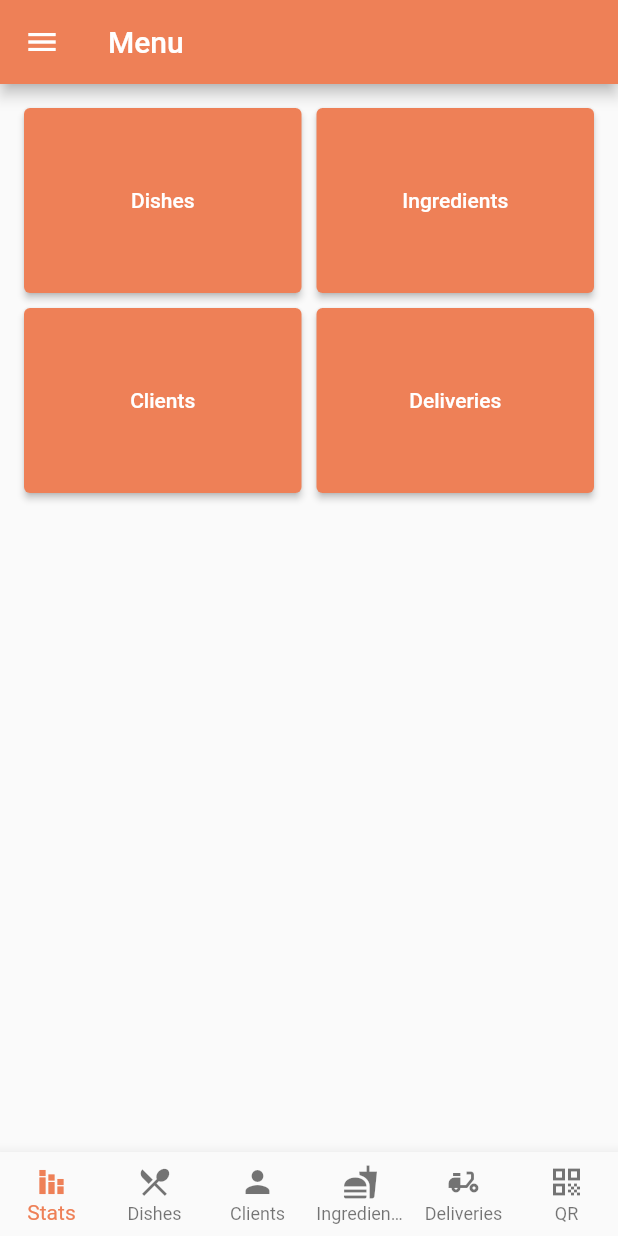
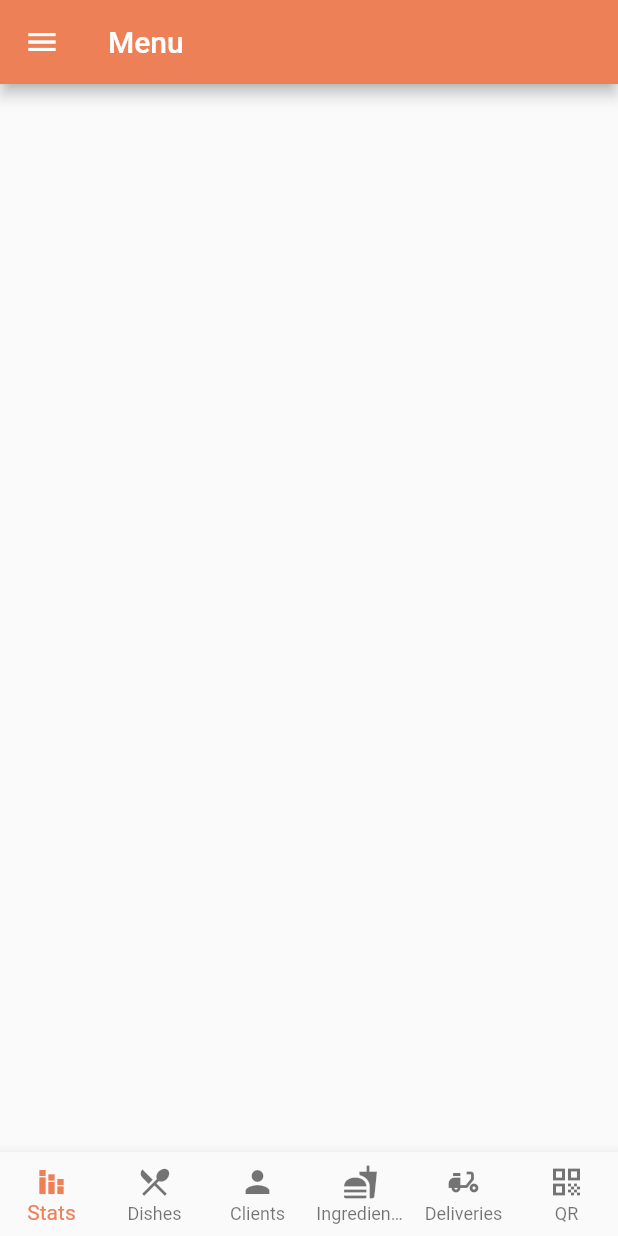
Before and after one commit to yanik23/TB-Frontend, a Flutter app: the screen it shows after launch, on a phone screen of 412 x 824 dp. Run offline on Flutter 3.47's test engine with Material 2 defaults, Android fonts, the phone set to English and light mode, and no system bars; our stand-ins replace flutter_riverpod, sqflite, transparent_image; missing offline and left inert: dart:html; accounts and stored records are empty.

Commit message:
wip
Signed-off-by: yanik23 <ylange@windowslive.com>

```diff
--- a/tb_frontend/lib/screens/menuScreen.dart
+++ b/tb_frontend/lib/screens/menuScreen.dart
@@ -21,7 +21,7 @@ class MenuScreen extends StatelessWidget {
             mainAxisSpacing: 10,
           ),
           children: [
-            ElevatedButton(
+            /*ElevatedButton(
               onPressed: () {
                 Navigator.of(context).push(
                   MaterialPageRoute(
@@ -50,11 +50,13 @@ class MenuScreen extends StatelessWidget {
                 Navigator.pushNamed(context, '/settings');
               },
               child: const Text('Deliveries'),
-            ),
+            ),*/
           ],
         ),
         bottomNavigationBar: BottomNavigationBar(
           type: BottomNavigationBarType.fixed,
+          currentIndex: 0,
+          onTap: () {},
           items: const [
             BottomNavigationBarItem(icon: Icon(Icons.stacked_bar_chart), label: 'Stats'),
             BottomNavigationBarItem(icon: Icon(Icons.local_dining_sharp), label: 'Dishes'),
```
